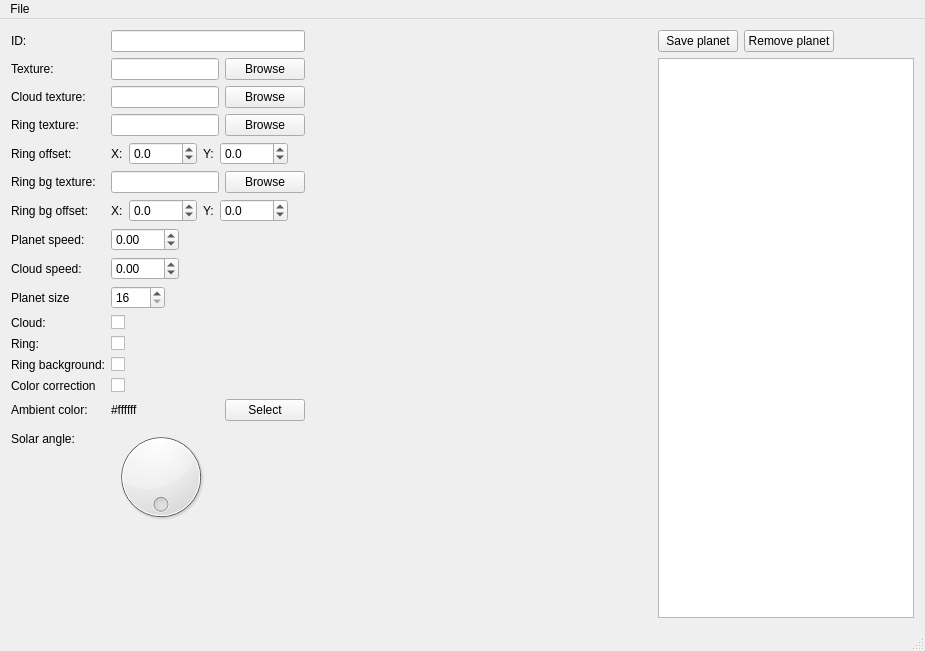
The window that tools/PlanetViewer/MainWindow.ui (ObKo/OpenSR) describes before a commit, drawn with Qt 5.
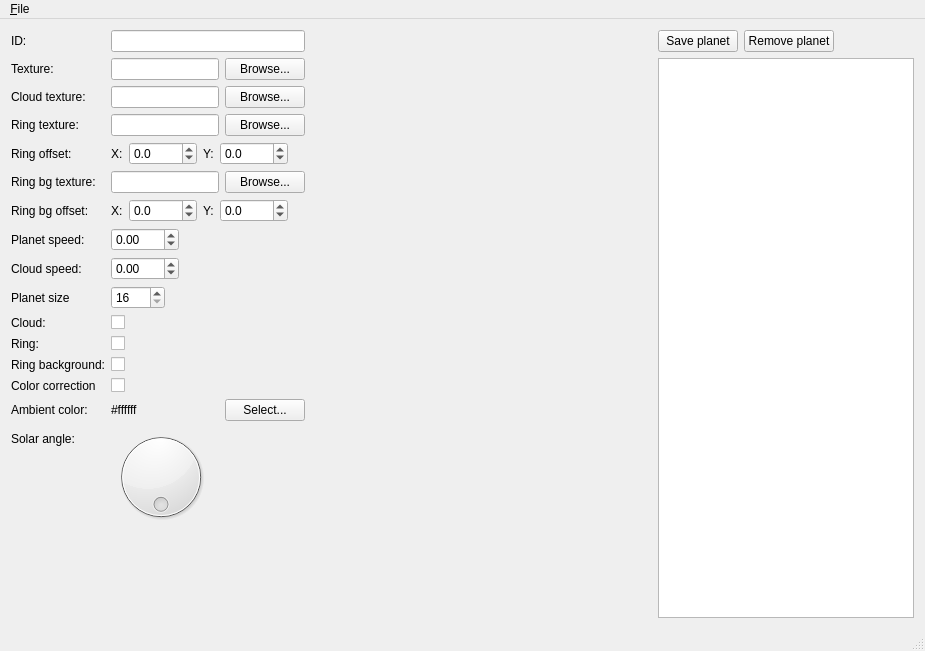
The same window after the commit. Custom widgets are drawn as their Qt base class.

Commit message:
Tools: Small improvements in forms.
Added Quit-actions, separators, hotkeys, accelerators.
Added ellipses to "Browse" buttons identify dialogs.
Fixed missed colon.

```diff
--- a/tools/PlanetViewer/MainWindow.ui
+++ b/tools/PlanetViewer/MainWindow.ui
@@ -49,7 +49,7 @@
         <item>
          <widget class="QPushButton" name="textureBrowse">
           <property name="text">
-           <string>Browse</string>
+           <string>Browse...</string>
           </property>
          </widget>
         </item>
@@ -74,7 +74,7 @@
         <item>
          <widget class="QPushButton" name="cloudBrowse">
           <property name="text">
-           <string>Browse</string>
+           <string>Browse...</string>
           </property>
          </widget>
         </item>
@@ -95,7 +95,7 @@
         <item>
          <widget class="QPushButton" name="ringBrowse">
           <property name="text">
-           <string>Browse</string>
+           <string>Browse...</string>
           </property>
          </widget>
         </item>
@@ -219,7 +219,7 @@
         <item>
          <widget class="QPushButton" name="colorButton">
           <property name="text">
-           <string>Select</string>
+           <string>Select...</string>
           </property>
          </widget>
         </item>
@@ -253,7 +253,7 @@
         <item>
          <widget class="QPushButton" name="ringBgBrowse">
           <property name="text">
-           <string>Browse</string>
+           <string>Browse...</string>
           </property>
          </widget>
         </item>
@@ -447,12 +447,12 @@
      <x>0</x>
      <y>0</y>
      <width>925</width>
-     <height>25</height>
+     <height>21</height>
     </rect>
    </property>
    <widget class="QMenu" name="menuFile">
     <property name="title">
-     <string>File</string>
+     <string>&amp;File</string>
     </property>
     <addaction name="actionSave_JSON"/>
     <addaction name="actionOpen_JSON"/>
```
Left out of the diff: 42 changed lines with no effect on the pictures. The commit also changes 2 other files.
